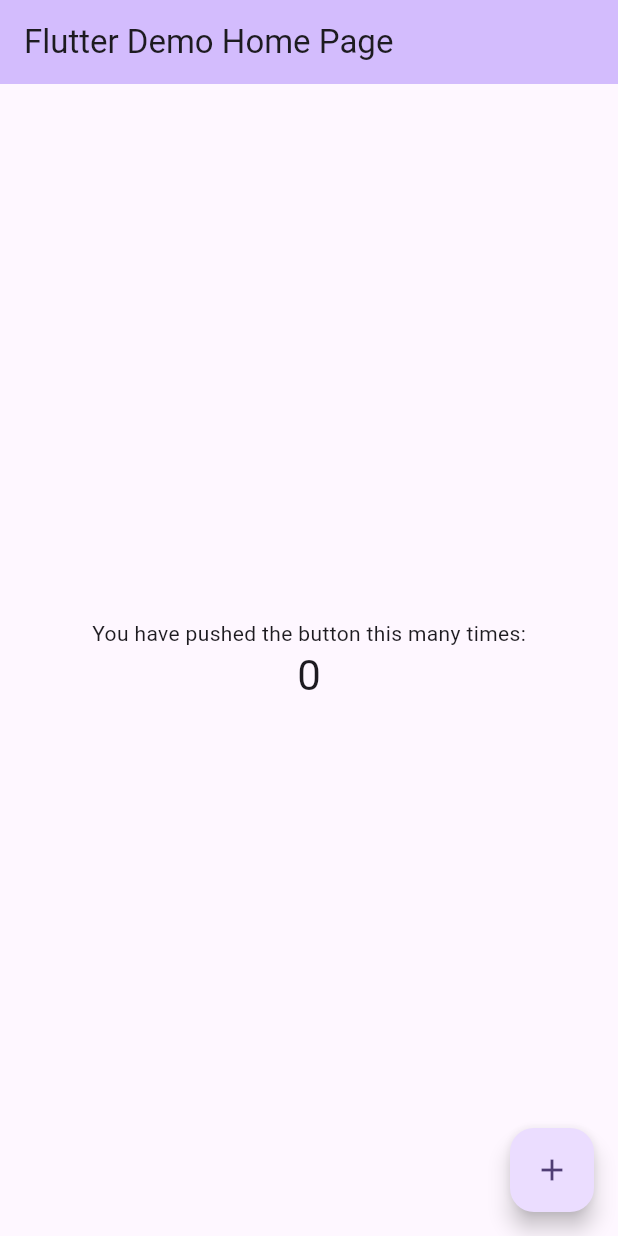
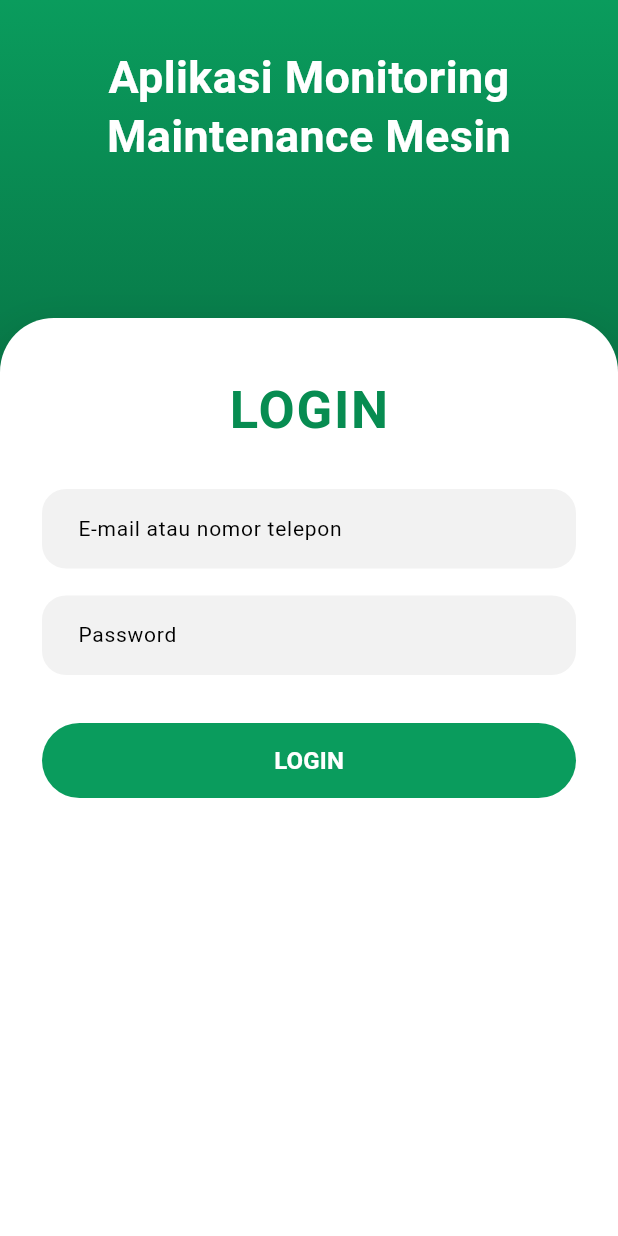
Before and after one commit to Dnoirzz/Monitoring_Maintenance, a Flutter app: the screen it shows after launch, on a phone screen of 412 x 824 dp. Run offline on Flutter 3.47's test engine with Material 3 defaults, Android fonts, the phone set to English and light mode, and no system bars; Roboto replaces fonts that are missing (Arial).

Commit message:
menambahkan login page

```diff
--- a/lib/main.dart
+++ b/lib/main.dart
@@ -7,116 +7,178 @@ void main() {
 class MyApp extends StatelessWidget {
   const MyApp({super.key});
 
-  // This widget is the root of your application.
   @override
   Widget build(BuildContext context) {
     return MaterialApp(
-      title: 'Flutter Demo',
+      debugShowCheckedModeBanner: false,
+      title: 'Aplikasi Monitoring Maintenance Mesin',
       theme: ThemeData(
-        // This is the theme of your application.
-        //
-        // TRY THIS: Try running your application with "flutter run". You'll see
-        // the application has a purple toolbar. Then, without quitting the app,
-        // try changing the seedColor in the colorScheme below to Colors.green
-        // and then invoke "hot reload" (save your changes or press the "hot
-        // reload" button in a Flutter-supported IDE, or press "r" if you used
-        // the command line to start the app).
-        //
-        // Notice that the counter didn't reset back to zero; the application
-        // state is not lost during the reload. To reset the state, use hot
-        // restart instead.
-        //
-        // This works for code too, not just values: Most code changes can be
-        // tested with just a hot reload.
-        colorScheme: ColorScheme.fromSeed(seedColor: Colors.deepPurple),
+        fontFamily: 'Arial',
+        scaffoldBackgroundColor: Colors.white,
+        colorScheme: const ColorScheme.light(
+          primary: Color(0xFF0A9C5D),
+          secondary: Color(0xFF022415),
+        ),
+        useMaterial3: true,
       ),
-      home: const MyHomePage(title: 'Flutter Demo Home Page'),
+      home: const LoginPage(),
     );
   }
 }
 
-class MyHomePage extends StatefulWidget {
-  const MyHomePage({super.key, required this.title});
-
-  // This widget is the home page of your application. It is stateful, meaning
-  // that it has a State object (defined below) that contains fields that affect
-  // how it looks.
-
-  // This class is the configuration for the state. It holds the values (in this
-  // case the title) provided by the parent (in this case the App widget) and
-  // used by the build method of the State. Fields in a Widget subclass are
-  // always marked "final".
-
-  final String title;
-
-  @override
-  State<MyHomePage> createState() => _MyHomePageState();
-}
-
-class _MyHomePageState extends State<MyHomePage> {
-  int _counter = 0;
-
-  void _incrementCounter() {
-    setState(() {
-      // This call to setState tells the Flutter framework that something has
-      // changed in this State, which causes it to rerun the build method below
-      // so that the display can reflect the updated values. If we changed
-      // _counter without calling setState(), then the build method would not be
-      // called again, and so nothing would appear to happen.
-      _counter++;
-    });
-  }
+class LoginPage extends StatelessWidget {
+  const LoginPage({super.key});
 
   @override
   Widget build(BuildContext context) {
-    // This method is rerun every time setState is called, for instance as done
-    // by the _incrementCounter method above.
-    //
-    // The Flutter framework has been optimized to make rerunning build methods
-    // fast, so that you can just rebuild anything that needs updating rather
-    // than having to individually change instances of widgets.
     return Scaffold(
-      appBar: AppBar(
-        // TRY THIS: Try changing the color here to a specific color (to
-        // Colors.amber, perhaps?) and trigger a hot reload to see the AppBar
-        // change color while the other colors stay the same.
-        backgroundColor: Theme.of(context).colorScheme.inversePrimary,
-        // Here we take the value from the MyHomePage object that was created by
-        // the App.build method, and use it to set our appbar title.
-        title: Text(widget.title),
-      ),
-      body: Center(
-        // Center is a layout widget. It takes a single child and positions it
-        // in the middle of the parent.
-        child: Column(
-          // Column is also a layout widget. It takes a list of children and
-          // arranges them vertically. By default, it sizes itself to fit its
-          // children horizontally, and tries to be as tall as its parent.
-          //
-          // Column has various properties to control how it sizes itself and
-          // how it positions its children. Here we use mainAxisAlignment to
-          // center the children vertically; the main axis here is the vertical
-          // axis because Columns are vertical (the cross axis would be
-          // horizontal).
-          //
-          // TRY THIS: Invoke "debug painting" (choose the "Toggle Debug Paint"
-          // action in the IDE, or press "p" in the console), to see the
-          // wireframe for each widget.
-          mainAxisAlignment: MainAxisAlignment.center,
-          children: <Widget>[
-            const Text('You have pushed the button this many times:'),
-            Text(
-              '$_counter',
-              style: Theme.of(context).textTheme.headlineMedium,
-            ),
-          ],
+      body: Container(
+        width: double.infinity,
+        height: double.infinity,
+        decoration: const BoxDecoration(
+          gradient: LinearGradient(
+            colors: [Color(0xFF0A9C5D), Color(0xFF022415)],
+            begin: Alignment.topCenter,
+            end: Alignment.bottomCenter,
+          ),
+        ),
+        child: SafeArea(
+          child: Column(
+            crossAxisAlignment: CrossAxisAlignment.stretch,
+            children: [
+              Padding(
+                padding: const EdgeInsets.symmetric(horizontal: 32, vertical: 32),
+                child: Column(
+                  mainAxisSize: MainAxisSize.min,
+                  children: const [
+                    Text(
+                      'Aplikasi Monitoring\nMaintenance Mesin',
+                      textAlign: TextAlign.center,
+                      style: TextStyle(
+                        color: Colors.white,
+                        fontSize: 30,
+                        fontWeight: FontWeight.bold,
+                        height: 1.3,
+                      ),
+                    ),
+                  ],
+                ),
+              ),
+              const SizedBox(height: 70),
+              Expanded(
+                child: Container(
+                  width: double.infinity,
+                  decoration: BoxDecoration(
+                    color: Colors.white,
+                    borderRadius: const BorderRadius.only(
+                      topLeft: Radius.circular(36),
+                      topRight: Radius.circular(36),
+                    ),
+                    boxShadow: [
+                      BoxShadow(
+                        color: Colors.black.withOpacity(0.15),
+                        blurRadius: 25,
+                        offset: const Offset(0, 12),
+                      ),
+                    ],
+                  ),
+                  child: SingleChildScrollView(
+                    padding: const EdgeInsets.fromLTRB(28, 36, 28, 32),
+                    child: Column(
+                      crossAxisAlignment: CrossAxisAlignment.stretch,
+                      mainAxisSize: MainAxisSize.min,
+                      children: [
+                        const Center(
+                          child: Text(
+                            'LOGIN',
+                            style: TextStyle(
+                              color: Color(0xFF078C51),
+                              fontSize: 35,
+                              fontWeight: FontWeight.bold,
+                              letterSpacing: 1.2,
+                            ),
+                          ),
+                        ),
+                        const SizedBox(height: 28),
+                        const _LoginTextField(
+                          hintText: 'E-mail atau nomor telepon',
+                          textInputType: TextInputType.emailAddress,
+                        ),
+                        const SizedBox(height: 18),
+                        const _LoginTextField(
+                          hintText: 'Password',
+                          obscureText: true,
+                        ),
+                        const SizedBox(height: 32),
+                        SizedBox(
+                          height: 50,
+                          child: ElevatedButton(
+                            style: ElevatedButton.styleFrom(
+                              backgroundColor: const Color(0xFF0A9C5D),
+                              foregroundColor: Colors.white,
+                              shape: const StadiumBorder(),
+                              elevation: 0,
+                            ),
+                            onPressed: () {},
+                            child: const Text(
+                              'LOGIN',
+                              style: TextStyle(
+                                fontSize: 16,
+                                fontWeight: FontWeight.w600,
+                              ),
+                            ),
+                          ),
+                        ),
+                      ],
+                    ),
+                  ),
+                ),
+              ),
+            ],
+          ),
         ),
       ),
-      floatingActionButton: FloatingActionButton(
-        onPressed: _incrementCounter,
-        tooltip: 'Increment',
-        child: const Icon(Icons.add),
-      ), // This trailing comma makes auto-formatting nicer for build methods.
     );
   }
 }
+
+class _LoginTextField extends StatelessWidget {
+  const _LoginTextField({
+    required this.hintText,
+    this.textInputType,
+    this.obscureText = false,
+  });
+
+  final String hintText;
+  final TextInputType? textInputType;
+  final bool obscureText;
+
+  @override
+  Widget build(BuildContext context) {
+    return TextField(
+      keyboardType: textInputType,
+      obscureText: obscureText,
+      decoration: InputDecoration(
+        hintText: hintText,
+        filled: true,
+        fillColor: const Color(0xFFF2F2F2),
+        contentPadding: const EdgeInsets.symmetric(horizontal: 20, vertical: 16),
+        border: OutlineInputBorder(
+          borderRadius: BorderRadius.circular(16),
+          borderSide: BorderSide.none,
+        ),
+        focusedBorder: OutlineInputBorder(
+          borderRadius: BorderRadius.circular(16),
+          borderSide: const BorderSide(
+            color: Color(0xFF0A9C5D),
+            width: 1.4,
+          ),
+        ),
+      ),
+      style: const TextStyle(
+        color: Color(0xFF022415),
+        fontSize: 14,
+      ),
+    );
+  }
+}
```
